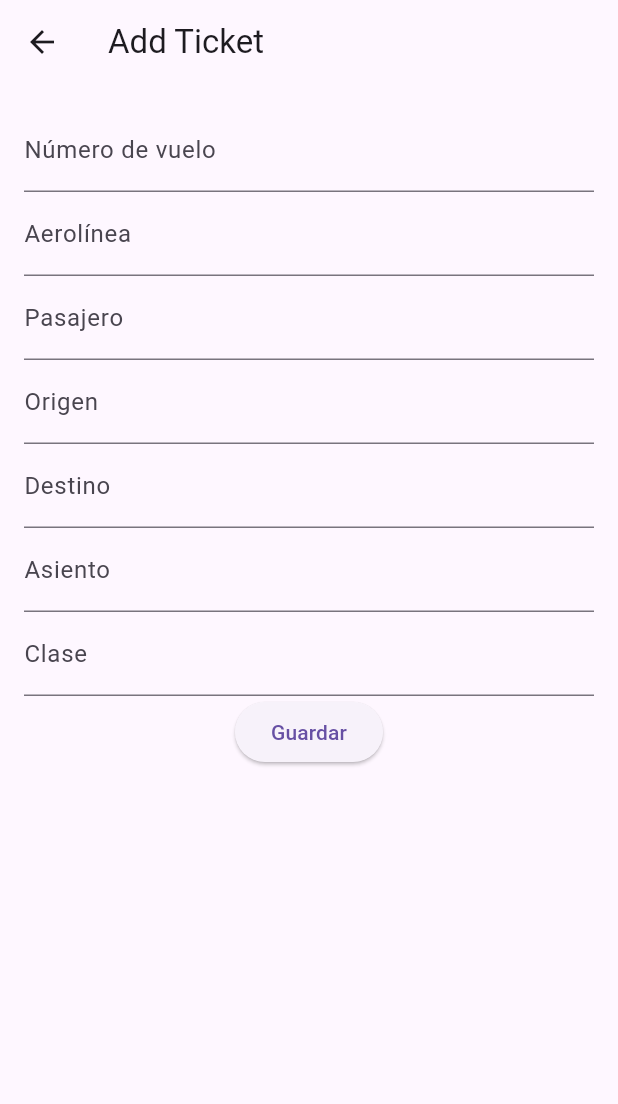
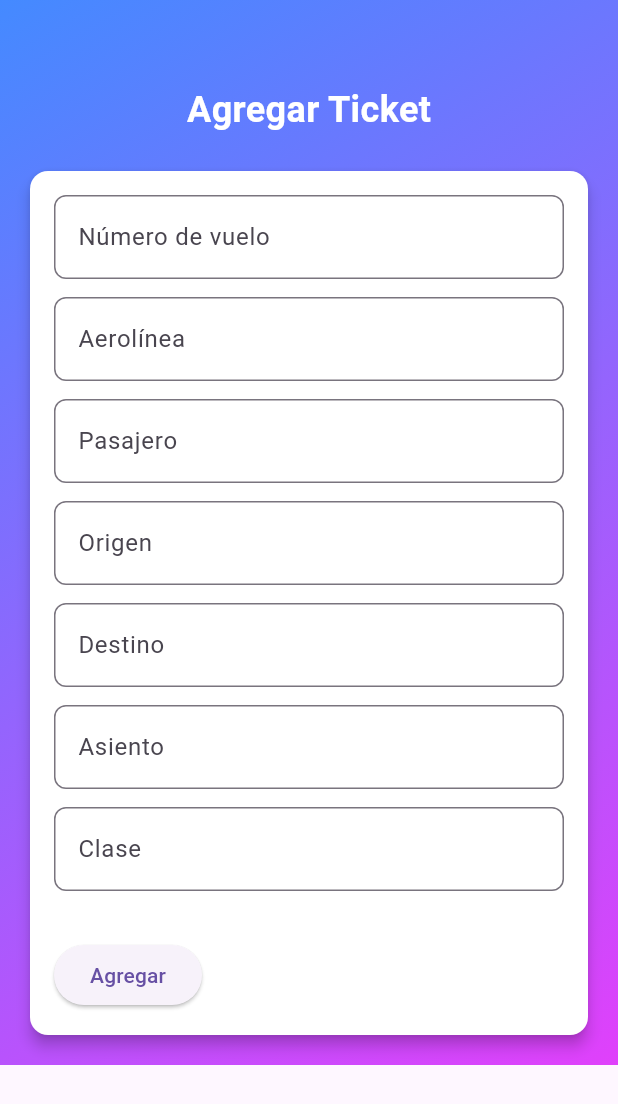
Before and after one commit to Moran23113/examen_progra_firebase, a Flutter app: the screen it shows after launch, after a tap on the "add" icon, on a phone screen of 412 x 824 dp. Shown: the top 1104 px of the screen. Run offline on Flutter 3.47's test engine with Material 3 defaults, Android fonts, the phone set to English and light mode, and no system bars; our stand-ins replace cloud_firestore, firebase_core, go_router; accounts and stored records are empty.

Commit message:
diseno completado

```diff
--- a/lib/CRUD/ticket_opciones_crud.dart
+++ b/lib/CRUD/ticket_opciones_crud.dart
@@ -1,5 +1,5 @@
 
-
+/*
 import 'package:cloud_firestore/cloud_firestore.dart';
 import 'package:examen_progra_firebase/model/ticket_model.dart';
 
@@ -29,3 +29,4 @@ Future<void> actualizarTicket(Ticket ticket) async {
 Future<void> eliminarTicket(String id) async {
   await FirebaseFirestore.instance.collection('TicketAvion').doc(id).delete();
 }
+*/
--- a/lib/pages/listatickets.dart
+++ b/lib/pages/listatickets.dart
@@ -8,11 +8,10 @@ class TicketListScreen extends StatelessWidget {
 
   @override
   Widget build(BuildContext context) {
-    final provider = Provider.of<TicketProvider>(context);
 
     return Scaffold(
       body: Container(
-        decoration: BoxDecoration(
+        decoration: const BoxDecoration(
           gradient: LinearGradient(
             colors: [Colors.blueAccent, Colors.purpleAccent],
             begin: Alignment.topLeft,
@@ -23,10 +22,10 @@ class TicketListScreen extends StatelessWidget {
           children: [
             Container(
               padding: const EdgeInsets.all(16.0),
-              child: Row(
+              child: const Row(
                 mainAxisAlignment: MainAxisAlignment.spaceBetween,
                 children: [
-                  const Text(
+                  Text(
                     'Tickets',
                     style: TextStyle(
                       color: Colors.white,
--- a/lib/pages/ticketdetail.dart
+++ b/lib/pages/ticketdetail.dart
@@ -15,7 +15,7 @@ class TicketDetailScreen extends StatelessWidget {
 
     return Scaffold(
       body: Container(
-        decoration: BoxDecoration(
+        decoration: const BoxDecoration(
           gradient: LinearGradient(
             colors: [Colors.blueAccent, Colors.purpleAccent],
             begin: Alignment.topLeft,
@@ -28,9 +28,9 @@ class TicketDetailScreen extends StatelessWidget {
             crossAxisAlignment: CrossAxisAlignment.start,
             children: [
               const SizedBox(height: 40),
-              Text(
+              const Text(
                 'Información de Ticket',
-                style: const TextStyle(
+                style: TextStyle(
                   color: Colors.white,
                   fontSize: 24,
                   fontWeight: FontWeight.bold,
--- a/lib/pages/ticketedit.dart
+++ b/lib/pages/ticketedit.dart
@@ -1,7 +1,7 @@
+import 'package:flutter/material.dart';
+import 'package:provider/provider.dart';
 import 'package:examen_progra_firebase/model/ticket_model.dart';
 import 'package:examen_progra_firebase/pages/ticketprovider.dart';
-import 'package:flutter/material.dart';
-import 'package:provider/provider.dart';
 
 class TicketEditScreen extends StatefulWidget {
   final String id;
@@ -53,39 +53,69 @@ class _TicketEditScreenState extends State<TicketEditScreen> {
     final isNew = widget.id == 'new';
 
     return Scaffold(
-      appBar: AppBar(title: Text(isNew ? 'Add Ticket' : 'Edit Ticket')),
-      body: Padding(
+      body: Container(
+        decoration: BoxDecoration(
+          gradient: LinearGradient(
+            colors: [Colors.blueAccent, Colors.purpleAccent],
+            begin: Alignment.topLeft,
+            end: Alignment.bottomRight,
+          ),
+        ),
+        child: Padding(
+          padding: const EdgeInsets.all(16.0),
+          child: SingleChildScrollView(
+            child: Column(
+              children: [
+                const SizedBox(height: 40),
+                Text(
+                  isNew ? 'Agregar Ticket' : 'Editar Ticket',
+                  style: const TextStyle(
+                    color: Colors.white,
+                    fontSize: 24,
+                    fontWeight: FontWeight.bold,
+                  ),
+                ),
+                const SizedBox(height: 20),
+                Card(
+                  color: Colors.white,
+                  elevation: 4.0,
+                  shape: RoundedRectangleBorder(
+                    borderRadius: BorderRadius.circular(12.0),
+                  ),
+                  child: Padding(
                     padding: const EdgeInsets.all(16.0),
                     child: Column(
+                      crossAxisAlignment: CrossAxisAlignment.start,
                       children: [
-            TextFormField(
+                        _buildTextField(
                           controller: _numeroVueloController,
-              decoration: const InputDecoration(labelText: 'Número de vuelo'),
+                          label: 'Número de vuelo',
                         ),
-            TextFormField(
+                        _buildTextField(
                           controller: _aerolineaController,
-              decoration: const InputDecoration(labelText: 'Aerolínea'),
+                          label: 'Aerolínea',
                         ),
-            TextFormField(
+                        _buildTextField(
                           controller: _pasajeroController,
-              decoration: const InputDecoration(labelText: 'Pasajero'),
+                          label: 'Pasajero',
                         ),
-            TextFormField(
+                        _buildTextField(
                           controller: _origenController,
-              decoration: const InputDecoration(labelText: 'Origen'),
+                          label: 'Origen',
                         ),
-            TextFormField(
+                        _buildTextField(
                           controller: _destinoController,
-              decoration: const InputDecoration(labelText: 'Destino'),
+                          label: 'Destino',
                         ),
-            TextFormField(
+                        _buildTextField(
                           controller: _asientoController,
-              decoration: const InputDecoration(labelText: 'Asiento'),
+                          label: 'Asiento',
                         ),
-            TextFormField(
+                        _buildTextField(
                           controller: _claseController,
-              decoration: const InputDecoration(labelText: 'Clase'),
+                          label: 'Clase',
                         ),
+                        const SizedBox(height: 20),
                         ElevatedButton(
                           onPressed: () async {
                             final updatedTicket = Ticket(
@@ -106,9 +136,33 @@ class _TicketEditScreenState extends State<TicketEditScreen> {
                             }
                             Navigator.pop(context);
                           },
-              child: const Text('Guardar'),
+                          child: Text(isNew ? 'Agregar' : 'Guardar'),
                         ),
                       ],
+                    ),
+                  ),
+                ),
+              ],
+            ),
+          ),
+        ),
+      ),
+    );
+  }
+
+  Widget _buildTextField({
+    required TextEditingController controller,
+    required String label,
+  }) {
+    return Padding(
+      padding: const EdgeInsets.only(bottom: 12.0),
+      child: TextFormField(
+        controller: controller,
+        decoration: InputDecoration(
+          labelText: label,
+          border: OutlineInputBorder(
+            borderRadius: BorderRadius.circular(8.0),
+          ),
         ),
       ),
     );
```
Lines whose indentation alone changed are shown as unchanged.
